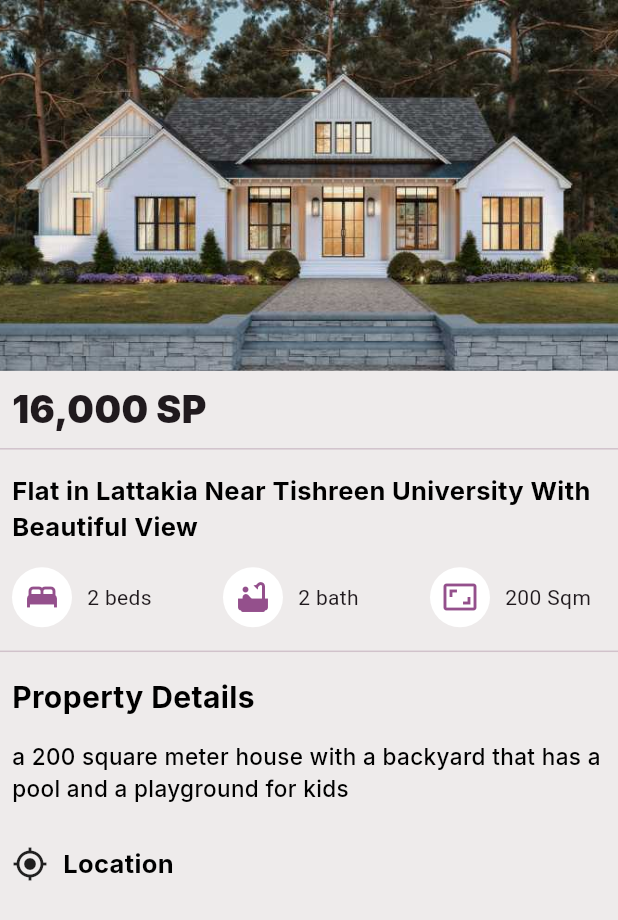
After one commit to HadiAlhamed/flutter-django-real-estate, a Flutter app: the PropertyDetailsPage screen opened directly, on a phone screen of 412 x 824 dp. The commit adds this screen. Shown: the top 920 px of the screen. Run offline on Flutter 3.47's test engine with Material 3 defaults, Android fonts, the phone set to English and light mode, and no system bars; our stand-ins replace get.

Commit message:
add initial Property details page

```diff
--- /dev/null
+++ b/lib/views/property_details_page.dart
@@ -0,0 +1,114 @@
+import 'package:flutter/material.dart';
+import 'package:real_estate/textstyles/text_colors.dart';
+import 'package:real_estate/textstyles/text_styles.dart';
+
+class PropertyDetailsPage extends StatelessWidget {
+  const PropertyDetailsPage({super.key});
+
+  @override
+  Widget build(BuildContext context) {
+    final screenHeight = MediaQuery.sizeOf(context).height;
+    return Scaffold(
+      body: SingleChildScrollView(
+        child: Column(
+          crossAxisAlignment: CrossAxisAlignment.start,
+          children: [
+            Container(
+              height: screenHeight * 0.3,
+              width: double.infinity,
+              decoration: BoxDecoration(),
+              clipBehavior: Clip.antiAlias,
+              child: Image.asset(
+                "assets/images/house.jpg",
+                fit: BoxFit.cover,
+              ),
+            ),
+            Padding(
+              padding: const EdgeInsets.only(top: 8.0, left: 8, right: 8),
+              child: Text("16,000 SP", style: h1TitleStyleBlack),
+            ),
+            Divider(),
+            roomsInfo(),
+            Divider(),
+            propertyDetails(),
+            const SizedBox(height: 20),
+            Padding(
+              padding: const EdgeInsets.only(top: 8.0, left: 8, right: 8),
+              child: Row(
+                children: [
+                  Icon(Icons.gps_fixed),
+                  const SizedBox(width: 10),
+                  Text("Location", style: h3TitleStyleBlack),
+                ],
+              ),
+            )
+          ],
+        ),
+      ),
+    );
+  }
+
+  Padding propertyDetails() {
+    return Padding(
+      padding: const EdgeInsets.only(top: 8.0, left: 8, right: 8),
+      child: Column(
+        crossAxisAlignment: CrossAxisAlignment.start,
+        children: [
+          Text(
+            "Property Details",
+            style: h2TitleStyleBlack,
+          ),
+          const SizedBox(height: 15),
+          Text(
+            "a 200 square meter house with a backyard that has a pool and a playground for kids",
+            style: h4TitleStyleBlack.copyWith(
+              fontWeight: FontWeight.w500,
+            ),
+          ),
+        ],
+      ),
+    );
+  }
+
+  Padding roomsInfo() {
+    return Padding(
+      padding: const EdgeInsets.all(8.0),
+      child: Column(
+        children: [
+          Text("Flat in Lattakia Near Tishreen University With Beautiful View",
+              style: h3TitleStyleBlack),
+          const SizedBox(height: 15),
+          Row(
+            mainAxisAlignment: MainAxisAlignment.spaceBetween,
+            crossAxisAlignment: CrossAxisAlignment.center,
+            children: [
+              detailInfo(Icons.bed, "2 beds"),
+              detailInfo(Icons.bathtub, "2 bath"),
+              detailInfo(Icons.aspect_ratio, "200 Sqm"),
+            ],
+          ),
+        ],
+      ),
+    );
+  }
+
+  Row detailInfo(IconData iconData, String text) {
+    return Row(
+      mainAxisAlignment: MainAxisAlignment.center,
+      crossAxisAlignment: CrossAxisAlignment.center,
+      children: [
+        CircleAvatar(
+          backgroundColor: Colors.white,
+          child: Icon(iconData, color: primaryColor),
+        ),
+        const SizedBox(
+          width: 10,
+        ),
+        Text(text),
+        const SizedBox(
+          width: 10,
+        ),
+      ],
+    );
+  }
+}
--- a/lib/widgets/property_card.dart
+++ b/lib/widgets/property_card.dart
@@ -7,7 +7,9 @@ class PropertyCard extends StatelessWidget {
 
   @override
   Widget build(BuildContext context) {
-    return Card(
+    return InkWell(
+      onTap: () {},
+      child: Card(
         color: Colors.white,
         shape: RoundedRectangleBorder(
           borderRadius: BorderRadius.circular(15),
@@ -53,6 +55,7 @@ class PropertyCard extends StatelessWidget {
             ),
           ],
         ),
+      ),
     );
   }
 
```
Also changed, not shown: 3 other files. Lines whose indentation alone changed are shown as unchanged.
